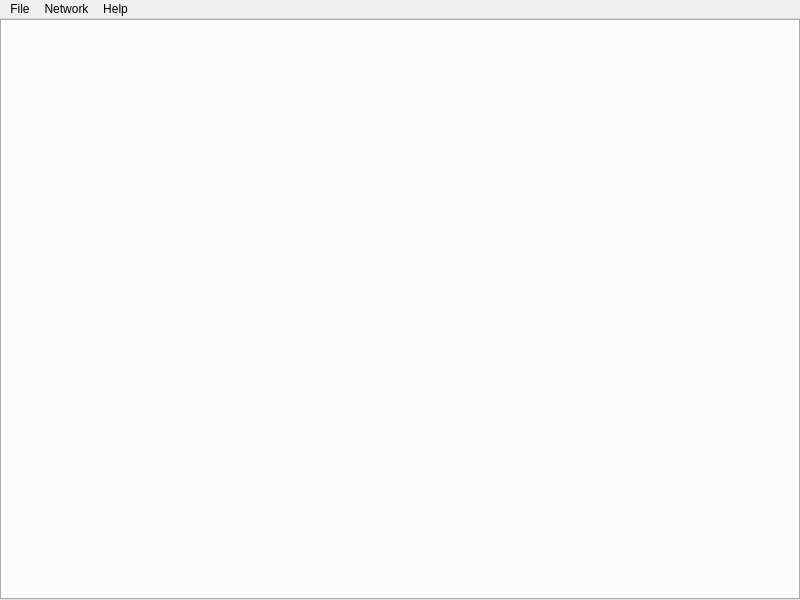
Old version of the form Graffik/gui/mainwindow.ui in the repository DynamicPerception/Graffik_Legacy.
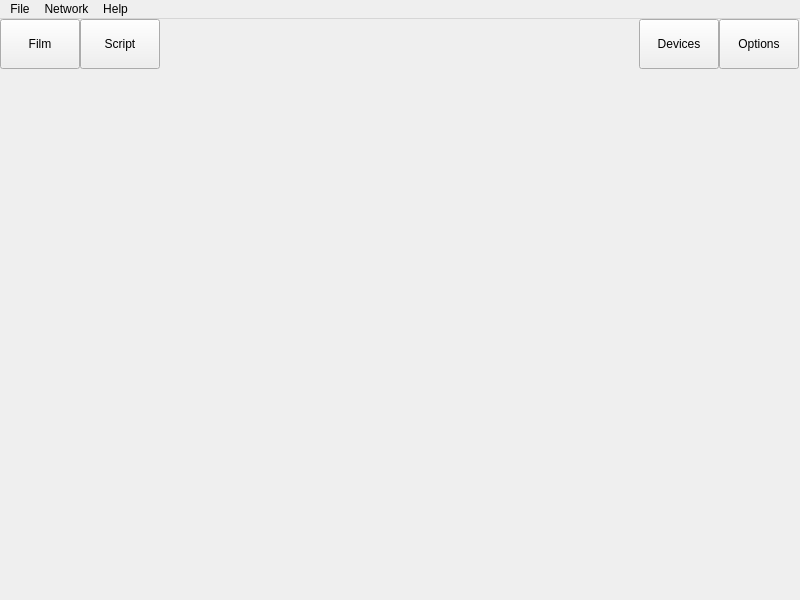
New version of the form.

The edit to the form file:
```diff
--- a/Graffik/gui/mainwindow.ui
+++ b/Graffik/gui/mainwindow.ui
@@ -20,25 +20,137 @@
    <property name="styleSheet">
     <string notr="true"/>
    </property>
-   <layout class="QGridLayout" name="gridLayout">
+   <layout class="QGridLayout" name="gridLayout_2">
     <property name="margin">
      <number>0</number>
     </property>
+    <property name="spacing">
+     <number>0</number>
+    </property>
     <item row="0" column="0">
-     <widget class="QTabWidget" name="tabs">
-      <property name="layoutDirection">
-       <enum>Qt::LeftToRight</enum>
+     <layout class="QGridLayout" name="gridLayout">
+      <property name="spacing">
+       <number>0</number>
       </property>
-      <property name="tabPosition">
-       <enum>QTabWidget::North</enum>
-      </property>
-      <property name="currentIndex">
-       <number>-1</number>
-      </property>
-      <property name="usesScrollButtons">
-       <bool>true</bool>
-      </property>
-     </widget>
+      <item row="0" column="0">
+       <widget class="QPushButton" name="filmButton">
+        <property name="minimumSize">
+         <size>
+          <width>80</width>
+          <height>50</height>
+         </size>
+        </property>
+        <property name="maximumSize">
+         <size>
+          <width>80</width>
+          <height>50</height>
+         </size>
+        </property>
+        <property name="text">
+         <string>Film</string>
+        </property>
+       </widget>
+      </item>
+      <item row="0" column="3">
+       <widget class="QPushButton" name="netButton">
+        <property name="minimumSize">
+         <size>
+          <width>75</width>
+          <height>50</height>
+         </size>
+        </property>
+        <property name="maximumSize">
+         <size>
+          <width>80</width>
+          <height>50</height>
+         </size>
+        </property>
+        <property name="text">
+         <string>Devices</string>
+        </property>
+       </widget>
+      </item>
+      <item row="0" column="1">
+       <widget class="QPushButton" name="scriptButton">
+        <property name="sizePolicy">
+         <sizepolicy hsizetype="Minimum" vsizetype="Fixed">
+          <horstretch>0</horstretch>
+          <verstretch>0</verstretch>
+         </sizepolicy>
+        </property>
+        <property name="minimumSize">
+         <size>
+          <width>80</width>
+          <height>50</height>
+         </size>
+        </property>
+        <property name="maximumSize">
+         <size>
+          <width>80</width>
+          <height>50</height>
+         </size>
+        </property>
+        <property name="text">
+         <string>Script</string>
+        </property>
+       </widget>
+      </item>
+      <item row="0" column="4">
+       <widget class="QPushButton" name="optButton">
+        <property name="minimumSize">
+         <size>
+          <width>80</width>
+          <height>50</height>
+         </size>
+        </property>
+        <property name="maximumSize">
+         <size>
+          <width>80</width>
+          <height>50</height>
+         </size>
+        </property>
+        <property name="text">
+         <string>Options</string>
+        </property>
+       </widget>
+      </item>
+      <item row="0" column="5">
+       <spacer name="verticalSpacer">
+        <property name="orientation">
+         <enum>Qt::Vertical</enum>
+        </property>
+        <property name="sizeType">
+         <enum>QSizePolicy::Maximum</enum>
+        </property>
+        <property name="sizeHint" stdset="0">
+         <size>
+          <width>1</width>
+          <height>50</height>
+         </size>
+        </property>
+       </spacer>
+      </item>
+      <item row="0" column="2">
+       <spacer name="horizontalSpacer">
+        <property name="orientation">
+         <enum>Qt::Horizontal</enum>
+        </property>
+        <property name="sizeHint" stdset="0">
+         <size>
+          <width>40</width>
+          <height>20</height>
+         </size>
+        </property>
+       </spacer>
+      </item>
+      <item row="1" column="0" colspan="6">
+       <widget class="QStackedWidget" name="tabs">
+        <property name="layoutDirection">
+         <enum>Qt::LeftToRight</enum>
+        </property>
+       </widget>
+      </item>
+     </layout>
     </item>
    </layout>
   </widget>
```
